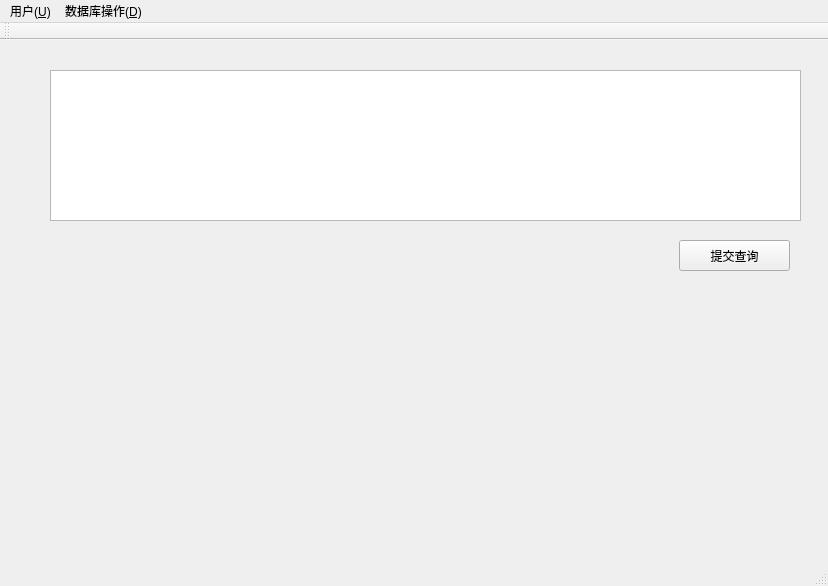
Above: DBMS/mainwindow.ui from Rainysponge/DBMS before the change. Below: the same form after it.
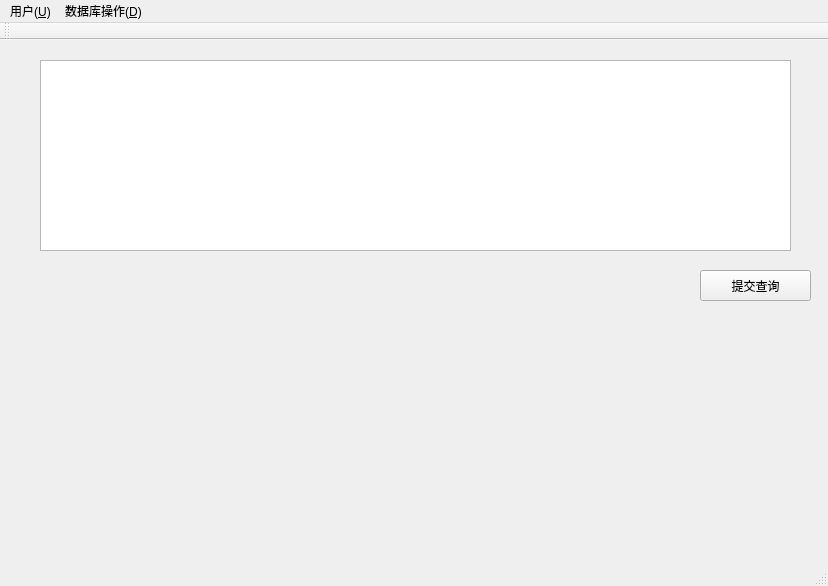
That is the form after the change.

What changed in the file:
```diff
--- a/DBMS/mainwindow.ui
+++ b/DBMS/mainwindow.ui
@@ -17,18 +17,18 @@
    <widget class="QTextBrowser" name="textBrowser">
     <property name="geometry">
      <rect>
-      <x>50</x>
-      <y>30</y>
+      <x>40</x>
+      <y>20</y>
       <width>751</width>
-      <height>151</height>
+      <height>191</height>
      </rect>
     </property>
    </widget>
    <widget class="QPushButton" name="pushButtonCommitQ">
     <property name="geometry">
      <rect>
-      <x>679</x>
-      <y>200</y>
+      <x>700</x>
+      <y>230</y>
       <width>111</width>
       <height>31</height>
      </rect>
```
Left out of the diff: 6 changed lines with no effect on the pictures.
